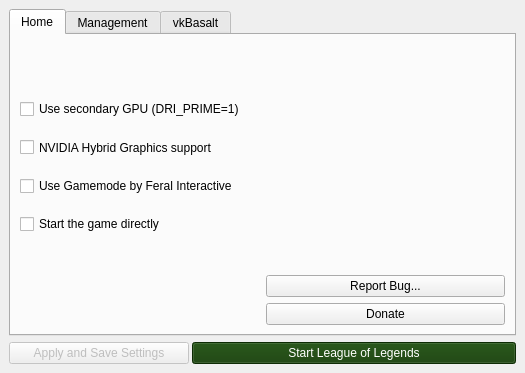
The window that src/installer.ui (polkaulfield/lol-for-linux-installer) describes before a commit, drawn with Qt 5.
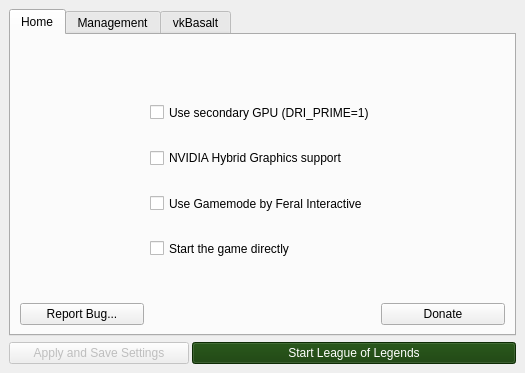
The same window after the commit. The open tabs and pages were chosen to show the change. Icons and pictures are not drawn.

Diff of the .ui file:
```diff
--- a/src/installer.ui
+++ b/src/installer.ui
@@ -301,75 +301,7 @@
                  <string>Home</string>
                 </attribute>
                 <layout class="QGridLayout" name="gridLayout_5">
-                 <item row="0" column="0" rowspan="2">
-                  <spacer name="verticalSpacer_3">
-                   <property name="orientation">
-                    <enum>Qt::Vertical</enum>
-                   </property>
-                   <property name="sizeType">
-                    <enum>QSizePolicy::Expanding</enum>
-                   </property>
-                   <property name="sizeHint" stdset="0">
-                    <size>
-                     <width>20</width>
-                     <height>40</height>
-                    </size>
-                   </property>
-                  </spacer>
-                 </item>
-                 <item row="11" column="0" rowspan="2">
-                  <spacer name="verticalSpacer">
-                   <property name="orientation">
-                    <enum>Qt::Vertical</enum>
-                   </property>
-                   <property name="sizeType">
-                    <enum>QSizePolicy::MinimumExpanding</enum>
-                   </property>
-                   <property name="sizeHint" stdset="0">
-                    <size>
-                     <width>10</width>
-                     <height>20</height>
-                    </size>
-                   </property>
-                  </spacer>
-                 </item>
                  <item row="10" column="1">
-                  <spacer name="horizontalSpacer_8">
-                   <property name="orientation">
-                    <enum>Qt::Horizontal</enum>
-                   </property>
-                   <property name="sizeType">
-                    <enum>QSizePolicy::Minimum</enum>
-                   </property>
-                   <property name="sizeHint" stdset="0">
-                    <size>
-                     <width>40</width>
-                     <height>20</height>
-                    </size>
-                   </property>
-                  </spacer>
-                 </item>
-                 <item row="16" column="1">
-                  <widget class="QPushButton" name="donatebutton">
-                   <property name="sizePolicy">
-                    <sizepolicy hsizetype="Minimum" vsizetype="Preferred">
-                     <horstretch>0</horstretch>
-                     <verstretch>0</verstretch>
-                    </sizepolicy>
-                   </property>
-                   <property name="toolTip">
-                    <string>&lt;html&gt;&lt;head/&gt;&lt;body&gt;&lt;p&gt;If you found this software useful consider making a donation.&lt;/p&gt;&lt;/body&gt;&lt;/html&gt;</string>
-                   </property>
-                   <property name="text">
-                    <string>Donate</string>
-                   </property>
-                   <property name="icon">
-                    <iconset theme="emblem-favorite">
-                     <normaloff>.</normaloff>.</iconset>
-                   </property>
-                  </widget>
-                 </item>
-                 <item row="10" column="0">
                   <layout class="QVBoxLayout" name="verticalLayout_8">
                    <property name="spacing">
                     <number>0</number>
@@ -501,7 +433,91 @@
                    </item>
                   </layout>
                  </item>
-                 <item row="13" column="1">
+                 <item row="10" column="2">
+                  <spacer name="horizontalSpacer_8">
+                   <property name="orientation">
+                    <enum>Qt::Horizontal</enum>
+                   </property>
+                   <property name="sizeType">
+                    <enum>QSizePolicy::Preferred</enum>
+                   </property>
+                   <property name="sizeHint" stdset="0">
+                    <size>
+                     <width>40</width>
+                     <height>20</height>
+                    </size>
+                   </property>
+                  </spacer>
+                 </item>
+                 <item row="0" column="1" rowspan="2">
+                  <spacer name="verticalSpacer_3">
+                   <property name="orientation">
+                    <enum>Qt::Vertical</enum>
+                   </property>
+                   <property name="sizeType">
+                    <enum>QSizePolicy::Preferred</enum>
+                   </property>
+                   <property name="sizeHint" stdset="0">
+                    <size>
+                     <width>20</width>
+                     <height>40</height>
+                    </size>
+                   </property>
+                  </spacer>
+                 </item>
+                 <item row="11" column="1" rowspan="2">
+                  <spacer name="verticalSpacer">
+                   <property name="orientation">
+                    <enum>Qt::Vertical</enum>
+                   </property>
+                   <property name="sizeType">
+                    <enum>QSizePolicy::Preferred</enum>
+                   </property>
+                   <property name="sizeHint" stdset="0">
+                    <size>
+                     <width>10</width>
+                     <height>20</height>
+                    </size>
+                   </property>
+                  </spacer>
+                 </item>
+                 <item row="16" column="2">
+                  <widget class="QPushButton" name="donatebutton">
+                   <property name="sizePolicy">
+                    <sizepolicy hsizetype="Minimum" vsizetype="Preferred">
+                     <horstretch>0</horstretch>
+                     <verstretch>0</verstretch>
+                    </sizepolicy>
+                   </property>
+                   <property name="toolTip">
+                    <string>&lt;html&gt;&lt;head/&gt;&lt;body&gt;&lt;p&gt;If you found this software useful consider making a donation.&lt;/p&gt;&lt;/body&gt;&lt;/html&gt;</string>
+                   </property>
+                   <property name="text">
+                    <string>Donate</string>
+                   </property>
+                   <property name="icon">
+                    <iconset theme="emblem-favorite">
+                     <normaloff>.</normaloff>.</iconset>
+                   </property>
+                  </widget>
+                 </item>
+                 <item row="10" column="0">
+                  <spacer name="horizontalSpacer_7">
+                   <property name="orientation">
+                    <enum>Qt::Horizontal</enum>
+                   </property>
+                   <property name="sizeType">
+                    <enum>QSizePolicy::Preferred</enum>
+                   </property>
+                   <property name="sizeHint" stdset="0">
+                    <size>
+                     <width>30</width>
+                     <height>10</height>
+                    </size>
+                   </property>
+                  </spacer>
+                 </item>
+                 <item row="16" column="0">
                   <widget class="QPushButton" name="githubButton2">
                    <property name="sizePolicy">
                     <sizepolicy hsizetype="Minimum" vsizetype="Maximum">
```
Left out of the diff: 2 changed lines with no effect on the pictures.
